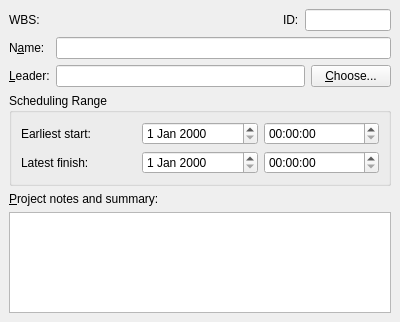
Qt form kplato/libs/ui/kptmainprojectpanelbase.ui (KDE/calligra) before a commit.
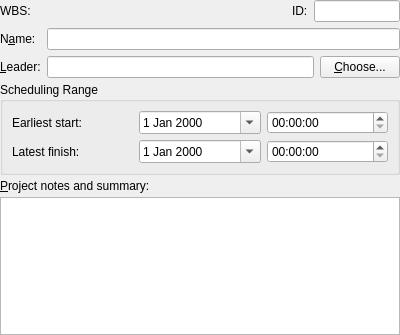
The same form after that commit. Custom widgets are drawn as their Qt base class.

Commit message: Use QDate*Edit with calendar popup in all dialogs. When finishing a  milestone, set actual starttime = actual finishtime and completion to 100%.

What changed in the file:
```diff
--- a/kplato/libs/ui/kptmainprojectpanelbase.ui
+++ b/kplato/libs/ui/kptmainprojectpanelbase.ui
@@ -7,7 +7,7 @@
     <x>0</x>
     <y>0</y>
     <width>400</width>
-    <height>322</height>
+    <height>335</height>
    </rect>
   </property>
   <property name="windowTitle" >
@@ -18,10 +18,10 @@
   </property>
   <layout class="QVBoxLayout" >
    <property name="spacing" >
-    <number>6</number>
+    <number>4</number>
    </property>
    <property name="margin" >
-    <number>9</number>
+    <number>0</number>
    </property>
    <item>
     <layout class="QGridLayout" >
@@ -194,13 +194,21 @@
        <number>6</number>
       </property>
       <item row="0" column="1" >
-       <widget class="QDateEdit" name="startDate" />
+       <widget class="QDateEdit" name="startDate" >
+        <property name="calendarPopup" >
+         <bool>true</bool>
+        </property>
+       </widget>
       </item>
       <item row="0" column="2" >
        <widget class="QTimeEdit" name="startTime" />
       </item>
       <item row="1" column="1" >
-       <widget class="QDateEdit" name="endDate" />
+       <widget class="QDateEdit" name="endDate" >
+        <property name="calendarPopup" >
+         <bool>true</bool>
+        </property>
+       </widget>
       </item>
       <item row="1" column="2" >
        <widget class="QTimeEdit" name="endTime" />
```
Left out of the diff: 2 changed lines with no effect on the pictures. The commit also changes 7 other files.
